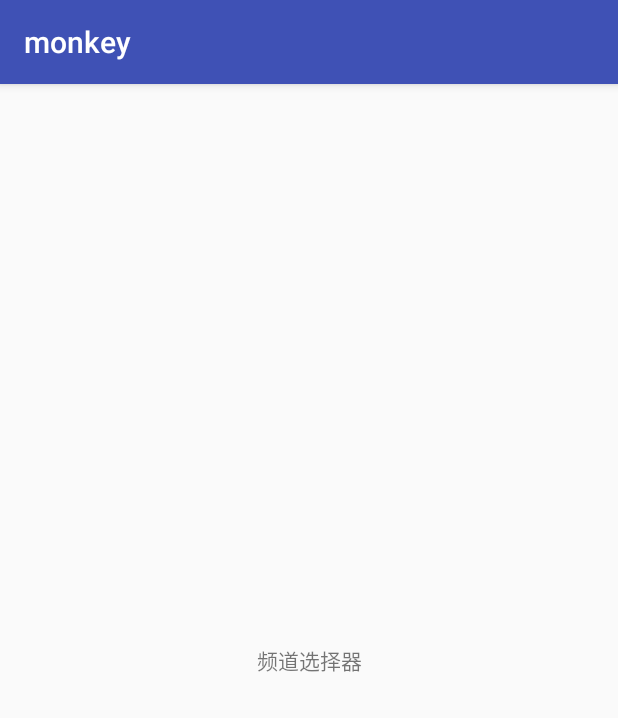
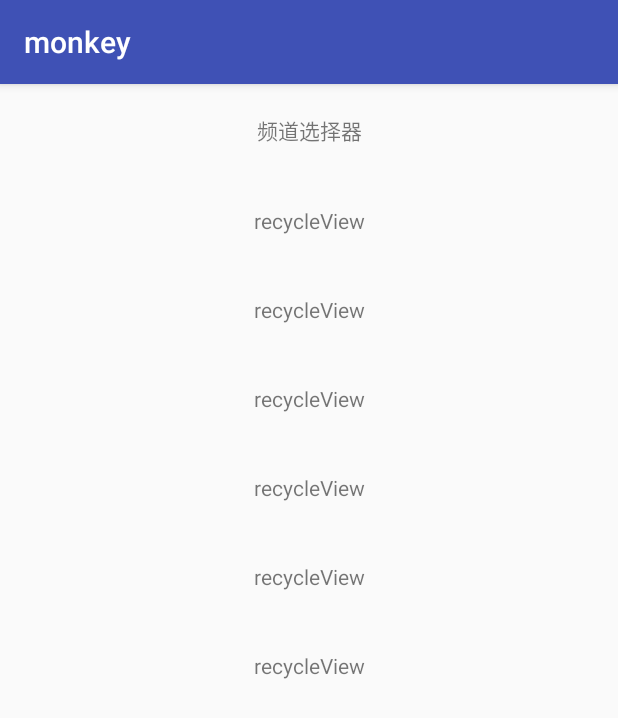
Before and after one commit to Monkey-X/monkey-demo, an Android app: the screen it shows after launch (MainActivity), on a phone screen of 412 x 824 dp. Shown: the top 718 px of the screen. Run offline under Robolectric (Android 15) with nearby library versions, the phone set to English and light mode, and no system bars; our stand-ins replace ButterKnife.

Commit message:
刚开始

```diff
--- a/app/src/main/java/com/example/xlc/monkey/activity/MainActivity.java
+++ b/app/src/main/java/com/example/xlc/monkey/activity/MainActivity.java
@@ -6,6 +6,7 @@ import android.support.v7.widget.RecyclerView;
 import com.example.xlc.monkey.R;
 import com.example.xlc.monkey.adapter.RecycleViewAdapter;
 import com.example.xlc.monkey.base.BaseActivity;
+import com.example.xlc.monkey.utils.ToastUtil;
 
 import java.util.Arrays;
 import java.util.List;
@@ -40,6 +41,6 @@ public class MainActivity extends BaseActivity implements RecycleViewAdapter.OnI
     @Override
     public void onClick(String msg, int position) {
         //点击条目
-
+        ToastUtil.showLongToast(this,msg+"   "+position);
     }
 }
--- a/app/src/main/res/layout/item_recycle.xml
+++ b/app/src/main/res/layout/item_recycle.xml
@@ -2,12 +2,13 @@
 <LinearLayout
     xmlns:android="http://schemas.android.com/apk/res/android"
     android:layout_width="match_parent"
-    android:layout_height="match_parent">
+    android:layout_height="wrap_content">
 
     <TextView
         android:id="@+id/textview"
         android:gravity="center"
+        android:padding="20dp"
         android:layout_width="match_parent"
-        android:layout_height="match_parent"/>
+        android:layout_height="wrap_content"/>
 
 </LinearLayout>
```
